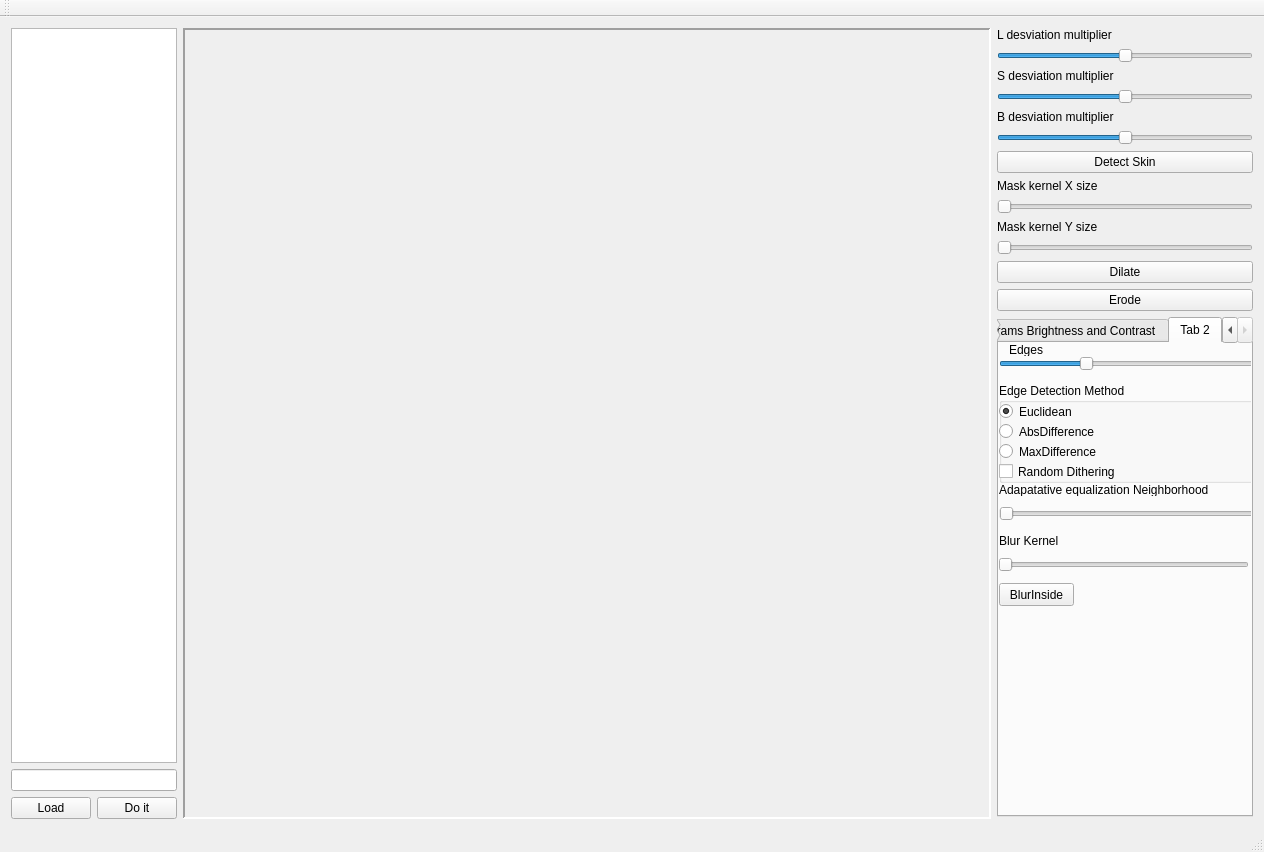
Before: the Qt Designer form fpimage.ui in Xuzon/ImageProcessing, drawn with Qt 5.
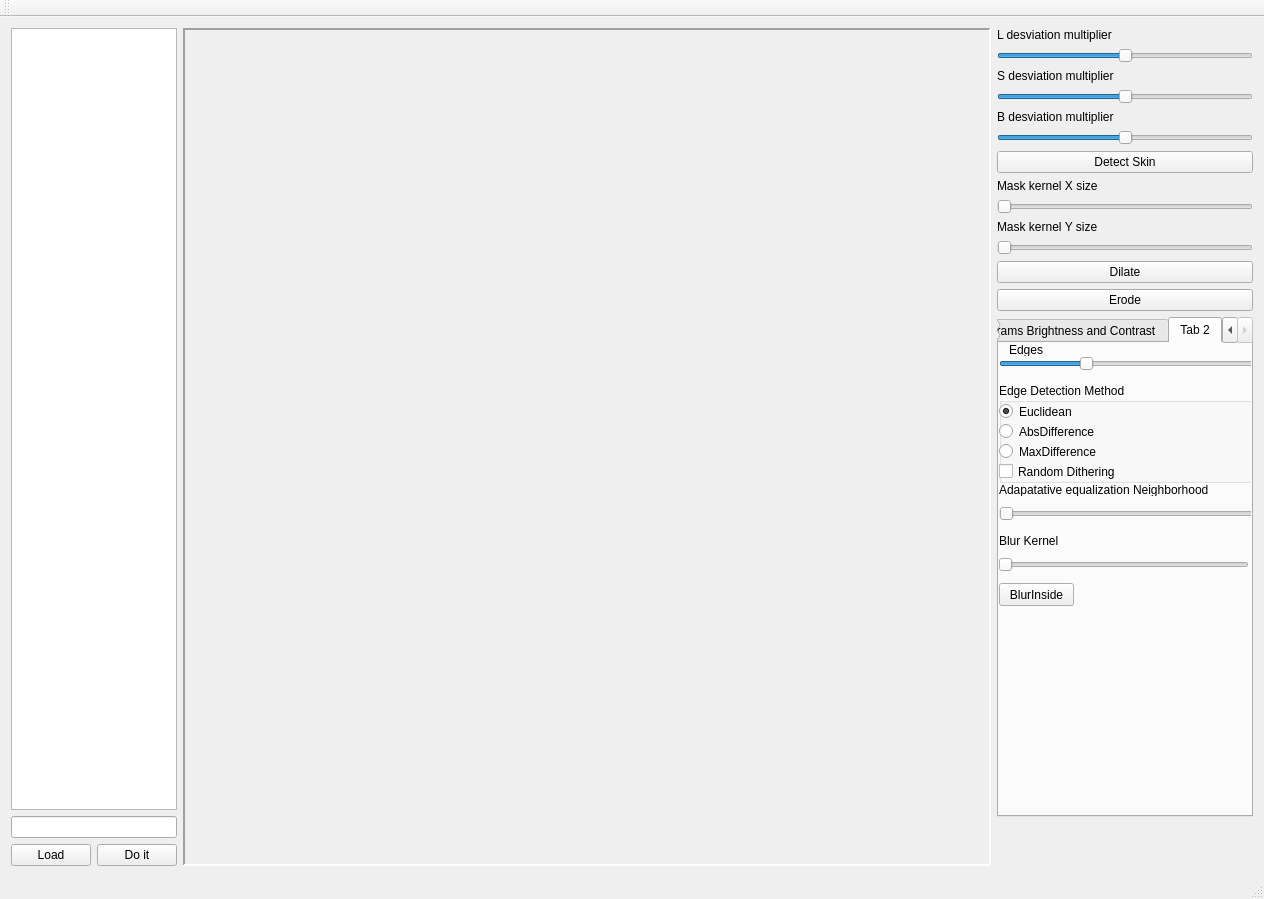
After: the same form once the commit is applied.

The edit to the form file:
```diff
--- a/fpimage.ui
+++ b/fpimage.ui
@@ -7,7 +7,7 @@
     <x>0</x>
     <y>0</y>
     <width>1264</width>
-    <height>852</height>
+    <height>899</height>
    </rect>
   </property>
   <property name="windowTitle">
@@ -63,7 +63,7 @@
          <x>0</x>
          <y>0</y>
          <width>809</width>
-         <height>777</height>
+         <height>824</height>
         </rect>
        </property>
        <layout class="QGridLayout" name="gridLayout">
```
Left out of the diff: 2 changed lines with no effect on the pictures.
